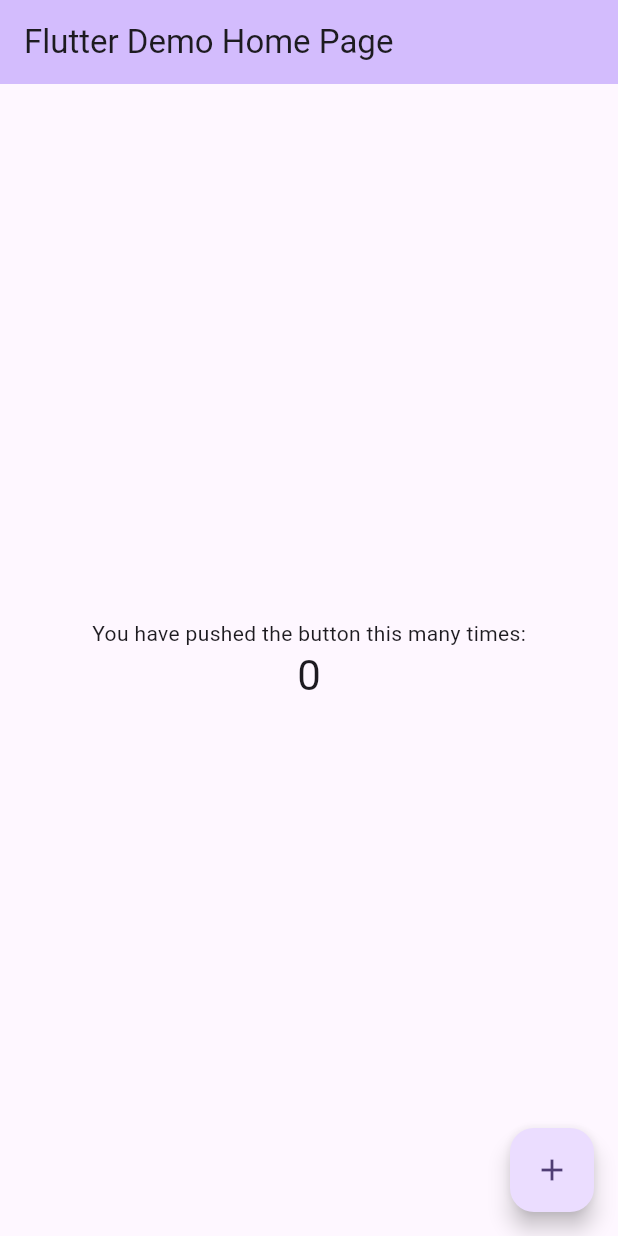
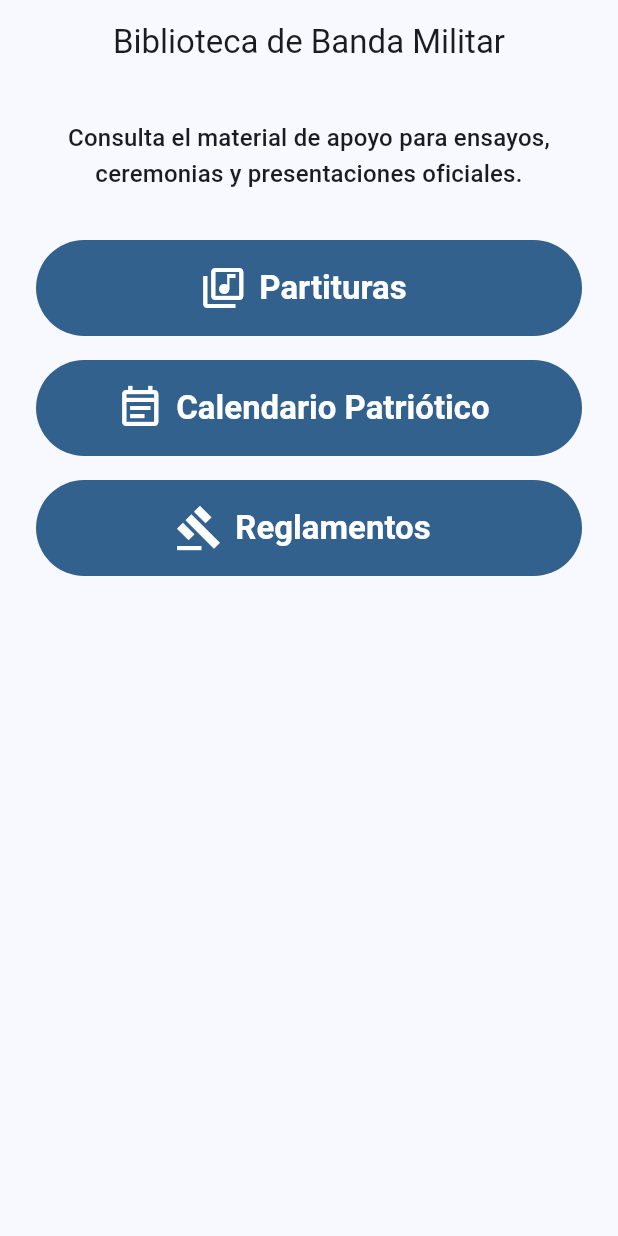
Before and after one commit to markster322-boop/NuevaAppHernan, a Flutter app: the screen it shows after launch, on a phone screen of 412 x 824 dp. Run offline on Flutter 3.47's test engine with Material 3 defaults, Android fonts, the phone set to English and light mode, and no system bars.

Commit message:
Add navigation coverage for library screens

```diff
--- /dev/null
+++ b/CODIGO_PRUEBA.txt
@@ -0,0 +1 @@
+Hola Hernán, Codex está conectado correctamente al repositorio.
--- a/lib/main.dart
+++ b/lib/main.dart
@@ -1,122 +1,27 @@
 import 'package:flutter/material.dart';
 
+import 'screens/home_screen.dart';
+
 void main() {
-  runApp(const MyApp());
+  runApp(const MilitaryBandApp());
 }
 
-class MyApp extends StatelessWidget {
-  const MyApp({super.key});
+class MilitaryBandApp extends StatelessWidget {
+  const MilitaryBandApp({super.key});
 
-  // This widget is the root of your application.
   @override
   Widget build(BuildContext context) {
     return MaterialApp(
-      title: 'Flutter Demo',
+      title: 'Biblioteca de Banda Militar',
+      debugShowCheckedModeBanner: false,
       theme: ThemeData(
-        // This is the theme of your application.
-        //
-        // TRY THIS: Try running your application with "flutter run". You'll see
-        // the application has a purple toolbar. Then, without quitting the app,
-        // try changing the seedColor in the colorScheme below to Colors.green
-        // and then invoke "hot reload" (save your changes or press the "hot
-        // reload" button in a Flutter-supported IDE, or press "r" if you used
-        // the command line to start the app).
-        //
-        // Notice that the counter didn't reset back to zero; the application
-        // state is not lost during the reload. To reset the state, use hot
-        // restart instead.
-        //
-        // This works for code too, not just values: Most code changes can be
-        // tested with just a hot reload.
-        colorScheme: .fromSeed(seedColor: Colors.deepPurple),
+        colorScheme: ColorScheme.fromSeed(
+          seedColor: const Color(0xFF1B3A57),
+          brightness: Brightness.light,
+        ),
+        useMaterial3: true,
       ),
-      home: const MyHomePage(title: 'Flutter Demo Home Page'),
+      home: const HomeScreen(),
     );
   }
 }
-
-class MyHomePage extends StatefulWidget {
-  const MyHomePage({super.key, required this.title});
-
-  // This widget is the home page of your application. It is stateful, meaning
-  // that it has a State object (defined below) that contains fields that affect
-  // how it looks.
-
-  // This class is the configuration for the state. It holds the values (in this
-  // case the title) provided by the parent (in this case the App widget) and
-  // used by the build method of the State. Fields in a Widget subclass are
-  // always marked "final".
-
-  final String title;
-
-  @override
-  State<MyHomePage> createState() => _MyHomePageState();
-}
-
-class _MyHomePageState extends State<MyHomePage> {
-  int _counter = 0;
-
-  void _incrementCounter() {
-    setState(() {
-      // This call to setState tells the Flutter framework that something has
-      // changed in this State, which causes it to rerun the build method below
-      // so that the display can reflect the updated values. If we changed
-      // _counter without calling setState(), then the build method would not be
-      // called again, and so nothing would appear to happen.
-      _counter++;
-    });
-  }
-
-  @override
-  Widget build(BuildContext context) {
-    // This method is rerun every time setState is called, for instance as done
-    // by the _incrementCounter method above.
-    //
-    // The Flutter framework has been optimized to make rerunning build methods
-    // fast, so that you can just rebuild anything that needs updating rather
-    // than having to individually change instances of widgets.
-    return Scaffold(
-      appBar: AppBar(
-        // TRY THIS: Try changing the color here to a specific color (to
-        // Colors.amber, perhaps?) and trigger a hot reload to see the AppBar
-        // change color while the other colors stay the same.
-        backgroundColor: Theme.of(context).colorScheme.inversePrimary,
-        // Here we take the value from the MyHomePage object that was created by
-        // the App.build method, and use it to set our appbar title.
-        title: Text(widget.title),
-      ),
-      body: Center(
-        // Center is a layout widget. It takes a single child and positions it
-        // in the middle of the parent.
-        child: Column(
-          // Column is also a layout widget. It takes a list of children and
-          // arranges them vertically. By default, it sizes itself to fit its
-          // children horizontally, and tries to be as tall as its parent.
-          //
-          // Column has various properties to control how it sizes itself and
-          // how it positions its children. Here we use mainAxisAlignment to
-          // center the children vertically; the main axis here is the vertical
-          // axis because Columns are vertical (the cross axis would be
-          // horizontal).
-          //
-          // TRY THIS: Invoke "debug painting" (choose the "Toggle Debug Paint"
-          // action in the IDE, or press "p" in the console), to see the
-          // wireframe for each widget.
-          mainAxisAlignment: .center,
-          children: [
-            const Text('You have pushed the button this many times:'),
-            Text(
-              '$_counter',
-              style: Theme.of(context).textTheme.headlineMedium,
-            ),
-          ],
-        ),
-      ),
-      floatingActionButton: FloatingActionButton(
-        onPressed: _incrementCounter,
-        tooltip: 'Increment',
-        child: const Icon(Icons.add),
-      ),
-    );
-  }
-}
--- /dev/null
+++ b/lib/screens/home_screen.dart
@@ -0,0 +1,102 @@
+import 'package:flutter/material.dart';
+
+import 'calendar_screen.dart';
+import 'regulations_screen.dart';
+import 'sheet_music_screen.dart';
+
+class HomeScreen extends StatelessWidget {
+  const HomeScreen({super.key});
+
+  @override
+  Widget build(BuildContext context) {
+    return Scaffold(
+      appBar: AppBar(
+        title: const Text('Biblioteca de Banda Militar'),
+        centerTitle: true,
+      ),
+      body: SafeArea(
+        child: Padding(
+          padding: const EdgeInsets.all(24),
+          child: Column(
+            crossAxisAlignment: CrossAxisAlignment.stretch,
+            children: [
+              Text(
+                'Consulta el material de apoyo para ensayos, ceremonias y '
+                'presentaciones oficiales.',
+                style: Theme.of(context).textTheme.titleMedium,
+                textAlign: TextAlign.center,
+              ),
+              const SizedBox(height: 32),
+              _HomeNavigationButton(
+                key: const ValueKey('sheetMusicButton'),
+                icon: Icons.library_music_outlined,
+                label: 'Partituras',
+                onPressed: () => _openScreen(
+                  context,
+                  const SheetMusicScreen(),
+                ),
+              ),
+              const SizedBox(height: 16),
+              _HomeNavigationButton(
+                key: const ValueKey('calendarButton'),
+                icon: Icons.event_note_outlined,
+                label: 'Calendario Patriótico',
+                onPressed: () => _openScreen(
+                  context,
+                  const CalendarScreen(),
+                ),
+              ),
+              const SizedBox(height: 16),
+              _HomeNavigationButton(
+                key: const ValueKey('regulationsButton'),
+                icon: Icons.gavel_outlined,
+                label: 'Reglamentos',
+                onPressed: () => _openScreen(
+                  context,
+                  const RegulationsScreen(),
+                ),
+              ),
+            ],
+          ),
+        ),
+      ),
+    );
+  }
+
+  static void _openScreen(BuildContext context, Widget screen) {
+    Navigator.of(context).push(
+      MaterialPageRoute<void>(builder: (_) => screen),
+    );
+  }
+}
+
+class _HomeNavigationButton extends StatelessWidget {
+  const _HomeNavigationButton({
+    super.key,
+    required this.icon,
+    required this.label,
+    required this.onPressed,
+  });
+
+  final IconData icon;
+  final String label;
+  final VoidCallback onPressed;
+
+  @override
+  Widget build(BuildContext context) {
+    return FilledButton.icon(
+      onPressed: onPressed,
+      icon: Icon(icon, size: 32),
+      label: Padding(
+        padding: const EdgeInsets.symmetric(vertical: 18),
+        child: Text(
+          label,
+          style: Theme.of(context).textTheme.titleLarge?.copyWith(
+            color: Theme.of(context).colorScheme.onPrimary,
+            fontWeight: FontWeight.w700,
+          ),
+        ),
+      ),
+    );
+  }
+}
```
Also changed, not shown: lib/screens/calendar_screen.dart (added, +51 -0 lines), lib/screens/regulations_screen.dart (added, +40 -0 lines), lib/screens/sheet_music_screen.dart (added, +41 -0 lines), 1 other file.
